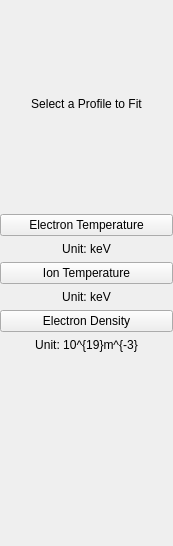
zhengprince/east-fit, file GUI/profileselect.ui: the form before one commit.
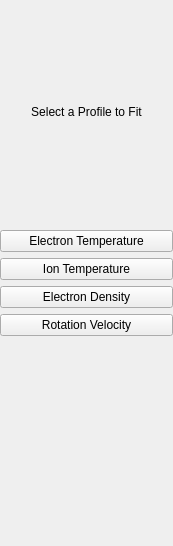
The form after the commit.

The edit to the form file:
```diff
--- a/GUI/profileselect.ui
+++ b/GUI/profileselect.ui
@@ -71,7 +71,7 @@
          <property name="margin">
           <number>0</number>
          </property>
-         <item row="3" column="0">
+         <item row="2" column="0">
           <widget class="QPushButton" name="bIonTemperature">
            <property name="enabled">
             <bool>true</bool>
@@ -81,7 +81,7 @@
            </property>
           </widget>
          </item>
-         <item row="5" column="0">
+         <item row="3" column="0">
           <widget class="QPushButton" name="bElectronDensity">
            <property name="text">
             <string>Electron Density</string>
@@ -95,30 +95,20 @@
            </property>
           </widget>
          </item>
-         <item row="1" column="0">
-          <widget class="QLabel" name="label_3">
-           <property name="text">
-            <string>Unit: keV</string>
-           </property>
-           <property name="alignment">
-            <set>Qt::AlignCenter</set>
-           </property>
-          </widget>
-         </item>
          <item row="4" column="0">
-          <widget class="QLabel" name="label_4">
-           <property name="text">
-            <string>Unit: keV</string>
+          <widget class="QPushButton" name="bRotationVelocity">
+           <property name="toolTip">
+            <string>Unit: km/s</string>
            </property>
-           <property name="alignment">
-            <set>Qt::AlignCenter</set>
+           <property name="text">
+            <string>Rotation Velocity</string>
            </property>
           </widget>
          </item>
         </layout>
        </widget>
       </item>
-      <item row="9" column="0">
+      <item row="8" column="0">
        <spacer name="verticalSpacer_5">
         <property name="orientation">
          <enum>Qt::Vertical</enum>
@@ -131,7 +121,7 @@
         </property>
        </spacer>
       </item>
-      <item row="5" column="0">
+      <item row="4" column="0">
        <spacer name="verticalSpacer_2">
         <property name="orientation">
          <enum>Qt::Vertical</enum>
@@ -144,16 +134,6 @@
         </property>
        </spacer>
       </item>
-      <item row="4" column="0">
-       <widget class="QLabel" name="label_5">
-        <property name="text">
-         <string>Unit: 10^{19}m^{-3}</string>
-        </property>
-        <property name="alignment">
-         <set>Qt::AlignCenter</set>
-        </property>
-       </widget>
-      </item>
      </layout>
     </widget>
    </item>
```
Left out of the diff: 9 changed lines with no effect on the pictures.
